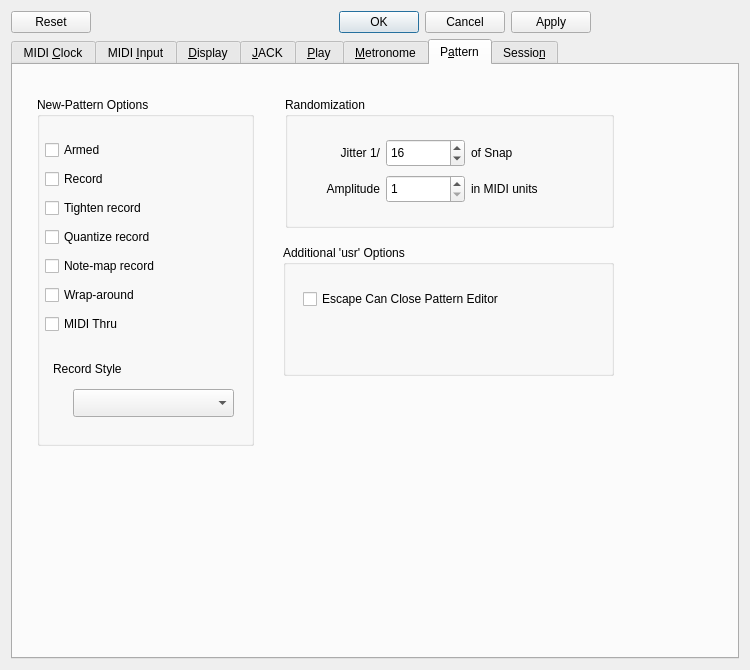
Above: seq_qt5/forms/qseditoptions.ui from ahlstromcj/seq66 before the change. Below: the same form after it.
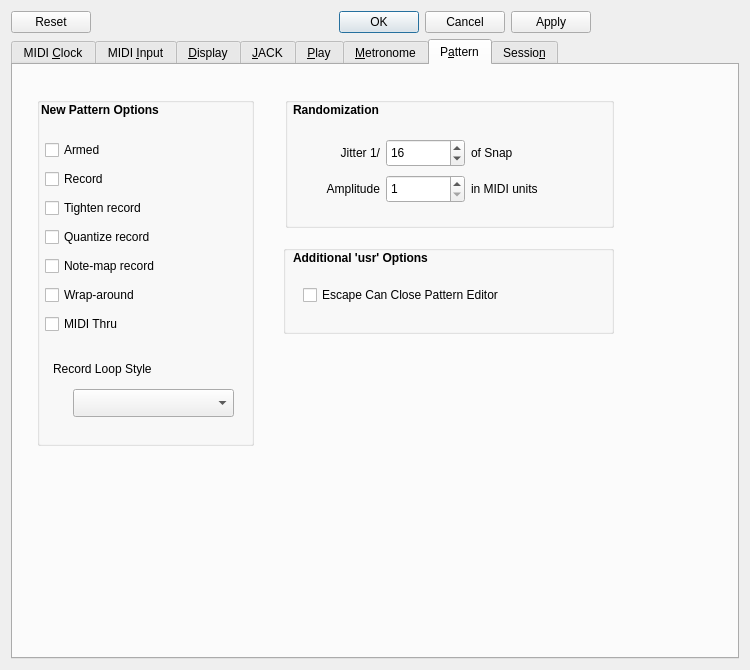
That is the form after the change.

The edit to the form file:
```diff
--- a/seq_qt5/forms/qseditoptions.ui
+++ b/seq_qt5/forms/qseditoptions.ui
@@ -2699,8 +2699,14 @@
          <height>349</height>
         </rect>
        </property>
+       <property name="font">
+        <font>
+         <weight>50</weight>
+         <bold>false</bold>
+        </font>
+       </property>
        <property name="title">
-        <string>New-Pattern Options</string>
+        <string/>
        </property>
        <widget class="QComboBox" name="comboBoxRecordStyle">
         <property name="geometry">
@@ -2732,12 +2738,12 @@
          <rect>
           <x>16</x>
           <y>264</y>
-          <width>121</width>
+          <width>153</width>
           <height>16</height>
          </rect>
         </property>
         <property name="text">
-         <string>Record Style</string>
+         <string>Record Loop Style</string>
         </property>
        </widget>
        <widget class="QWidget" name="layoutWidgetRecordStyle">
@@ -2812,7 +2818,7 @@
         </rect>
        </property>
        <property name="title">
-        <string>Randomization</string>
+        <string/>
        </property>
        <widget class="QWidget" name="layoutWidgetRandomization">
         <property name="geometry">
@@ -2902,17 +2908,17 @@
          <x>270</x>
          <y>180</y>
          <width>331</width>
-         <height>131</height>
+         <height>89</height>
         </rect>
        </property>
        <property name="title">
-        <string>Additional 'usr' Options</string>
+        <string/>
        </property>
        <widget class="QCheckBox" name="checkBoxEscapePattern">
         <property name="geometry">
          <rect>
           <x>20</x>
-          <y>40</y>
+          <y>36</y>
           <width>301</width>
           <height>28</height>
          </rect>
@@ -2922,6 +2928,63 @@
         </property>
        </widget>
       </widget>
+      <widget class="QLabel" name="label_21">
+       <property name="geometry">
+        <rect>
+         <x>28</x>
+         <y>36</y>
+         <width>157</width>
+         <height>18</height>
+        </rect>
+       </property>
+       <property name="font">
+        <font>
+         <weight>75</weight>
+         <bold>true</bold>
+        </font>
+       </property>
+       <property name="text">
+        <string>New Pattern Options</string>
+       </property>
+      </widget>
+      <widget class="QLabel" name="label_22">
+       <property name="geometry">
+        <rect>
+         <x>280</x>
+         <y>36</y>
+         <width>117</width>
+         <height>18</height>
+        </rect>
+       </property>
+       <property name="font">
+        <font>
+         <weight>75</weight>
+         <bold>true</bold>
+        </font>
+       </property>
+       <property name="text">
+        <string>Randomization</string>
+       </property>
+      </widget>
+      <widget class="QLabel" name="label_23">
+       <property name="geometry">
+        <rect>
+         <x>280</x>
+         <y>184</y>
+         <width>177</width>
+         <height>18</height>
+        </rect>
+       </property>
+       <property name="font">
+        <font>
+         <weight>75</weight>
+         <bold>true</bold>
+        </font>
+       </property>
+       <property name="text">
+        <string>Additional 'usr' Options</string>
+       </property>
+      </widget>
      </widget>
      <widget class="QWidget" name="tabSession">
       <attribute name="title">
```
